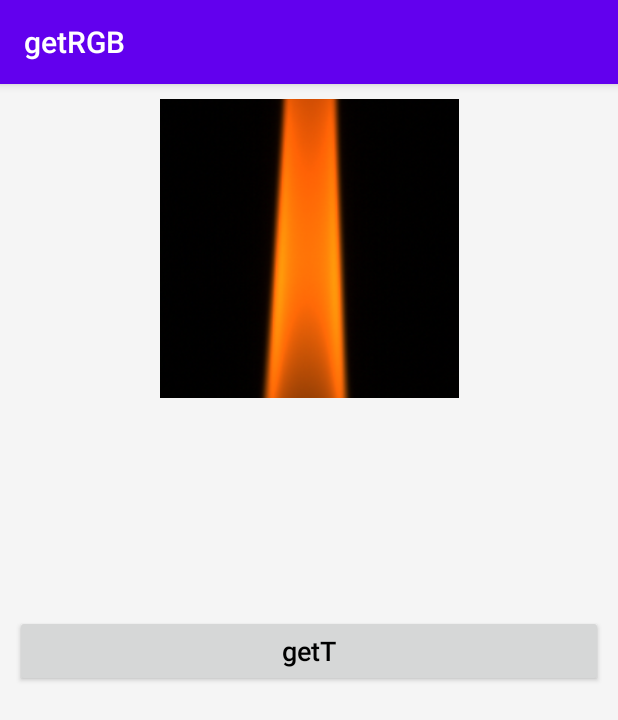
After one commit to Furui-hust/getRGB, an Android app: the TemActivity screen opened directly, with no data from a screen before it, on a phone screen of 412 x 824 dp. The commit adds this screen. Shown: the top 720 px of the screen. Run offline under Robolectric (Android 15) with nearby library versions, the phone set to English and light mode, and no system bars.

Commit message:
增加getTempera方法

```diff
--- a/app/src/main/AndroidManifest.xml
+++ b/app/src/main/AndroidManifest.xml
@@ -9,7 +9,8 @@
         android:roundIcon="@mipmap/ic_launcher_round"
         android:supportsRtl="true"
         android:theme="@style/AppTheme">
-        <activity android:name=".TouchActivity"></activity>
+        <activity android:name=".TemActivity"></activity>
+        <activity android:name=".TouchActivity" />
         <activity android:name=".ClickActivity" />
         <activity android:name=".MainActivity">
             <intent-filter>
--- /dev/null
+++ b/app/src/main/res/layout/activity_tem.xml
@@ -0,0 +1,52 @@
+<?xml version="1.0" encoding="utf-8"?>
+<androidx.constraintlayout.widget.ConstraintLayout xmlns:android="http://schemas.android.com/apk/res/android"
+    xmlns:app="http://schemas.android.com/apk/res-auto"
+    xmlns:tools="http://schemas.android.com/tools"
+    android:layout_width="match_parent"
+    android:layout_height="match_parent"
+    android:background="#F5F5F5"
+    android:padding="10dp"
+    tools:context=".MainActivity">
+
+    <ImageView
+        android:id="@+id/imageView"
+        android:layout_width="wrap_content"
+        android:layout_height="wrap_content"
+        android:scaleType="fitCenter"
+        android:src="@drawable/testrgb"
+        app:layout_constraintEnd_toEndOf="parent"
+        app:layout_constraintStart_toStartOf="parent"
+        tools:ignore="MissingConstraints"
+        tools:layout_editor_absoluteY="10dp" />
+
+
+    <TextView
+        android:id="@+id/textView"
+        android:layout_width="0dp"
+        android:layout_height="30dp"
+        android:gravity="center"
+        android:textColor="#000000"
+        android:textSize="20sp"
+        app:layout_constraintBottom_toBottomOf="parent"
+        app:layout_constraintEnd_toEndOf="parent"
+        app:layout_constraintStart_toStartOf="parent"
+        app:layout_constraintTop_toBottomOf="@+id/imageView"
+        app:layout_constraintVertical_bias="0.1" />
+
+    <Button
+        android:id="@+id/btn"
+        android:layout_width="match_parent"
+        android:layout_height="wrap_content"
+        android:gravity="center"
+        android:text="getT"
+        android:textAllCaps="false"
+        android:textColor="#000000"
+        android:textSize="18sp"
+        app:layout_constraintBottom_toBottomOf="parent"
+        app:layout_constraintEnd_toEndOf="parent"
+        app:layout_constraintHorizontal_bias="0.4"
+        app:layout_constraintStart_toStartOf="parent"
+        app:layout_constraintTop_toBottomOf="@+id/textView"
+        app:layout_constraintVertical_bias="0.15" />
+
+</androidx.constraintlayout.widget.ConstraintLayout>
```
Also changed, not shown: app/src/main/java/com/example/getrgb/MainActivity.java (+9 -0 lines), app/src/main/java/com/example/getrgb/TemActivity.java (added, +135 -0 lines), app/src/main/res/layout/activity_main.xml (+11 -0 lines), app/src/main/res/drawable/p721.jpg (added).
